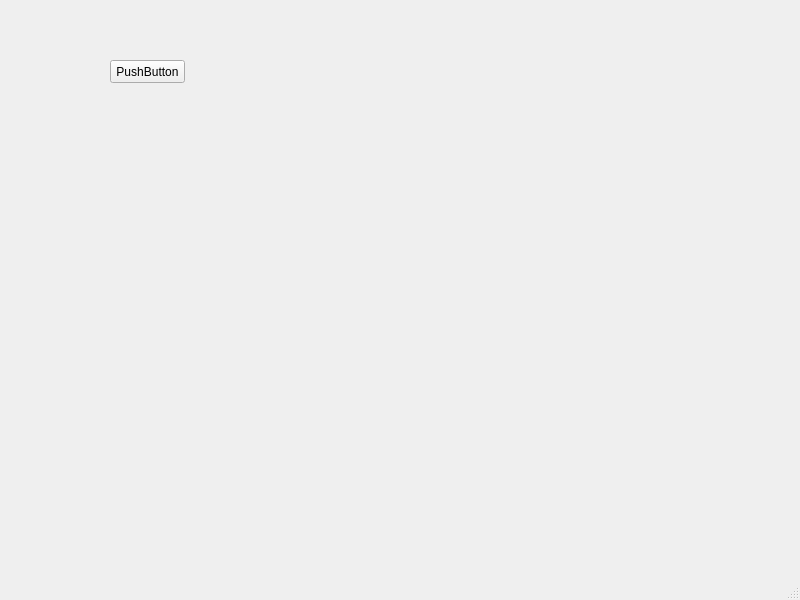
The window that mainwindow.ui (MrVBian/VoiceTest) describes before a commit, drawn with Qt 5.
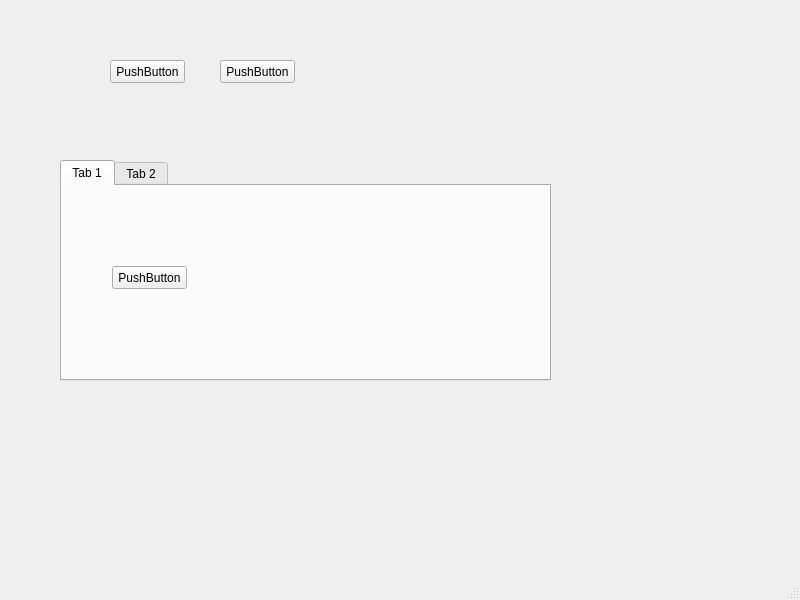
The same window after the commit.

```diff
--- a/mainwindow.ui
+++ b/mainwindow.ui
@@ -27,6 +27,68 @@
      <string>PushButton</string>
     </property>
    </widget>
+   <widget class="QTabWidget" name="tabWidget">
+    <property name="geometry">
+     <rect>
+      <x>60</x>
+      <y>160</y>
+      <width>491</width>
+      <height>221</height>
+     </rect>
+    </property>
+    <property name="currentIndex">
+     <number>0</number>
+    </property>
+    <widget class="QWidget" name="tab">
+     <attribute name="title">
+      <string>Tab 1</string>
+     </attribute>
+     <widget class="QPushButton" name="pushButton">
+      <property name="geometry">
+       <rect>
+        <x>50</x>
+        <y>80</y>
+        <width>75</width>
+        <height>23</height>
+       </rect>
+      </property>
+      <property name="text">
+       <string>PushButton</string>
+      </property>
+     </widget>
+    </widget>
+    <widget class="QWidget" name="tab_2">
+     <attribute name="title">
+      <string>Tab 2</string>
+     </attribute>
+     <widget class="QPushButton" name="pushButton_3">
+      <property name="geometry">
+       <rect>
+        <x>70</x>
+        <y>40</y>
+        <width>75</width>
+        <height>23</height>
+       </rect>
+      </property>
+      <property name="text">
+       <string>PushButton</string>
+      </property>
+     </widget>
+    </widget>
+   </widget>
+   <widget class="QPushButton" name="testBtn2">
+    <property name="geometry">
+     <rect>
+      <x>220</x>
+      <y>60</y>
+      <width>75</width>
+      <height>23</height>
+     </rect>
+    </property>
+    <property name="text">
+     <string>PushButton</string>
+    </property>
+   </widget>
   </widget>
   <widget class="QMenuBar" name="menubar">
    <property name="geometry">
```
